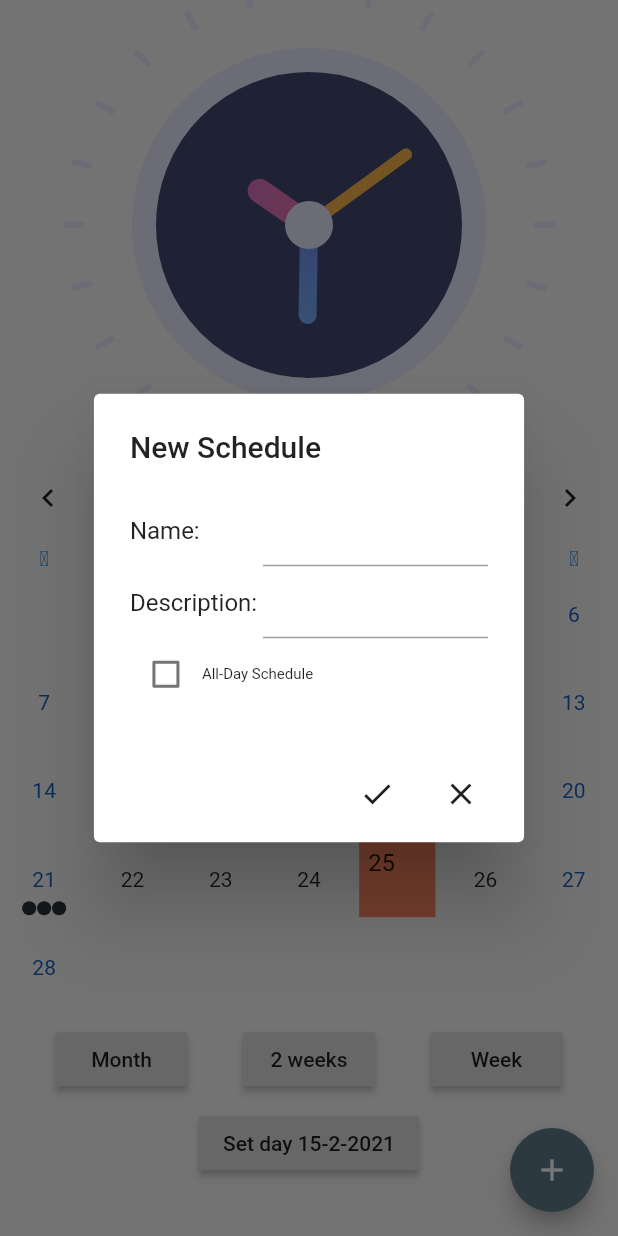
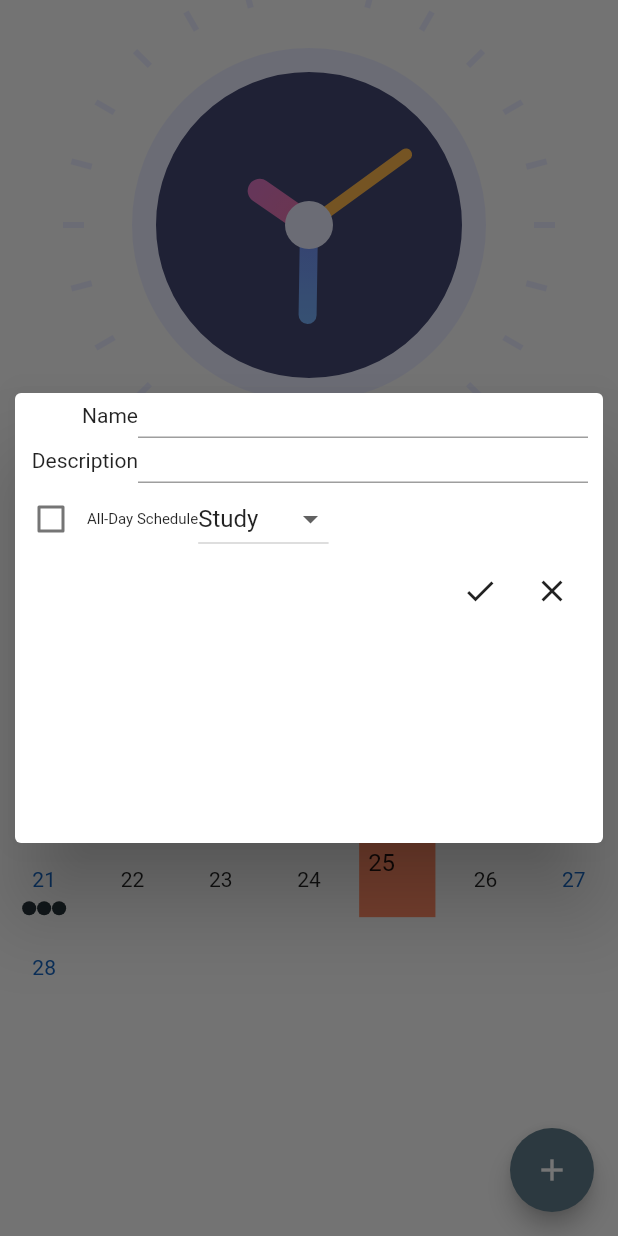
Before and after one commit to keo88/powerful-calendar-flutter, a Flutter app: the screen it shows after launch, after a tap on the "add" icon, on a phone screen of 412 x 824 dp. Run offline on Flutter 3.47's test engine with Material 2 defaults, Android fonts, the phone set to English and light mode, and no system bars; drawn by our look-alikes of table_calendar.

Commit message:
Added: - Added Types of the events, and implemented simple icon display for 'study' type. - Reworked on dialog which was for adding new events. It now has wider box and is more customizable.

```diff
--- a/lib/main.dart
+++ b/lib/main.dart
@@ -3,6 +3,7 @@
 
 import 'package:flutter/cupertino.dart';
 import 'package:flutter/material.dart';
+import 'package:flutter/rendering.dart';
 import 'package:intl/date_symbol_data_local.dart';
 import 'package:table_calendar/table_calendar.dart';
 import 'clock_view.dart';
@@ -16,8 +17,13 @@ final Map<DateTime, List> _holidays = {
   DateTime(2020, 4, 22): ['Easter Monday'],
 };
 
-enum EventTypes {
-  Study,
+final eventTypes = ['Study', 'WorkOut', 'Date', 'HangOut'];
+
+enum EventType {
+  study,
+  WorkOut,
+  Date,
+  HangOut,
 }
 
 class SingleEvent {
@@ -28,9 +34,9 @@ class SingleEvent {
     this.isallday,
   });
 
+  String type;
   String name;
   String description = 'No Description';
-  String type;
   bool isallday = false;
 }
 
@@ -149,34 +155,27 @@ class _MyHomePageState extends State<MyHomePage> with TickerProviderStateMixin {
     });
   }
 
-  void _onVisibleDaysChanged(
-      DateTime first, DateTime last, CalendarFormat format) {
+  void _onVisibleDaysChanged(DateTime first, DateTime last,
+      CalendarFormat format) {
     print('CALLBACK: _onVisibleDaysChanged');
   }
 
-  void _onCalendarCreated(
-      DateTime first, DateTime last, CalendarFormat format) {
+  void _onCalendarCreated(DateTime first, DateTime last,
+      CalendarFormat format) {
     print('CALLBACK: _onCalendarCreated');
   }
 
   @override
   Widget build(BuildContext context) {
     return Scaffold(
-      /*appBar: AppBar(
-        title: Text(widget.title),
-      ),*/
       body: ListView(
         children: <Widget>[
-          // Switch out 2 lines below to play with TableCalendar's settings
-          //-----------------------
-          //_buildTableCalendar(),
           ClockView(),
           _buildTableCalendarWithBuilders(),
           const SizedBox(height: 8.0),
           _buildButtons(),
           const SizedBox(height: 8.0),
           _buildEventList(),
-          //Expanded(child: _buildEventList()),
         ],
       ),
       floatingActionButton: FloatingActionButton(
@@ -184,33 +183,6 @@ class _MyHomePageState extends State<MyHomePage> with TickerProviderStateMixin {
             _createNewScheduleDialog(context);
           },
           child: Icon(Icons.add)),
-    );
-  }
-
-  // Simple TableCalendar configuration (using Styles)
-  Widget _buildTableCalendar() {
-    return TableCalendar(
-      calendarController: _calendarController,
-      events: _events,
-      holidays: _holidays,
-      startingDayOfWeek: StartingDayOfWeek.monday,
-      calendarStyle: CalendarStyle(
-        selectedColor: Colors.deepOrange[400],
-        todayColor: Colors.deepOrange[200],
-        markersColor: Colors.brown[700],
-        outsideDaysVisible: false,
-      ),
-      headerStyle: HeaderStyle(
-        formatButtonTextStyle:
-            TextStyle().copyWith(color: Colors.white, fontSize: 15.0),
-        formatButtonDecoration: BoxDecoration(
-          color: Colors.deepOrange[400],
-          borderRadius: BorderRadius.circular(16.0),
-        ),
-      ),
-      onDaySelected: _onDaySelected,
-      onVisibleDaysChanged: _onVisibleDaysChanged,
-      onCalendarCreated: _onCalendarCreated,
     );
   }
 
@@ -345,52 +317,9 @@ class _MyHomePageState extends State<MyHomePage> with TickerProviderStateMixin {
   }
 
   Widget _buildButtons() {
-    final dateTime = _events.keys.elementAt(_events.length - 2);
-
     return Column(
       children: <Widget>[
-        Row(
-          mainAxisSize: MainAxisSize.max,
-          mainAxisAlignment: MainAxisAlignment.spaceEvenly,
-          children: <Widget>[
-            RaisedButton(
-              child: Text('Month'),
-              onPressed: () {
-                setState(() {
-                  _calendarController.setCalendarFormat(CalendarFormat.month);
-                });
-              },
-            ),
-            RaisedButton(
-              child: Text('2 weeks'),
-              onPressed: () {
-                setState(() {
-                  _calendarController
-                      .setCalendarFormat(CalendarFormat.twoWeeks);
-                });
-              },
-            ),
-            RaisedButton(
-              child: Text('Week'),
-              onPressed: () {
-                setState(() {
-                  _calendarController.setCalendarFormat(CalendarFormat.week);
-                });
-              },
-            ),
-          ],
-        ),
-        const SizedBox(height: 8.0),
-        RaisedButton(
-          child: Text(
-              'Set day ${dateTime.day}-${dateTime.month}-${dateTime.year}'),
-          onPressed: () {
-            _calendarController.setSelectedDay(
-              DateTime(dateTime.year, dateTime.month, dateTime.day),
-              runCallback: true,
-            );
-          },
-        ),
+        SizedBox(height: 8.0),
       ],
     );
   }
@@ -411,72 +340,110 @@ class _MyHomePageState extends State<MyHomePage> with TickerProviderStateMixin {
     TextEditingController scheduleNameController = TextEditingController();
     TextEditingController scheduleDescriptionController =
     TextEditingController();
-    bool isAllDaySchedule = false;
+    bool _isAllDaySchedule = false;
+    var _selectedTypeValue = 'Study';
 
     return showDialog(
         context: context,
         builder: (context) {
           return StatefulBuilder(
               builder: (BuildContext context, StateSetter setState) {
-            return AlertDialog(
-                title: Text("New Schedule"),
-                content: SingleChildScrollView(
-                  child: Column(
-                    mainAxisSize: MainAxisSize.min,
+                return Dialog(
+                  backgroundColor: Colors.white,
+                  insetPadding: EdgeInsets.all(10),
+                  child: Stack(
+                    overflow: Overflow.visible,
+                    alignment: Alignment.center,
+                    children: <Widget>[
+                      Container(
+                        width: double.infinity,
+                        height: 300,
+                        decoration: BoxDecoration(
+                          borderRadius: BorderRadius.circular(10),
+                        ),
+                        child: ListView(
                           children: <Widget>[
                             Row(
                                 mainAxisSize: MainAxisSize.max,
-                          mainAxisAlignment: MainAxisAlignment.spaceBetween,
+                                mainAxisAlignment: MainAxisAlignment.end,
                                 children: <Widget>[
-                            Text("Name: "),
+                                  Text("Name"),
                                   SizedBox(
-                              width: 150.0,
+                                    width: 300,
+                                    height: 30,
                                     child: TextField(
                                       controller: scheduleNameController,
                                     ),
                                   ),
+                                  SizedBox(
+                                    width: 10,
+                                  ),
                                 ]),
                             Row(
                                 mainAxisSize: MainAxisSize.max,
-                          mainAxisAlignment: MainAxisAlignment.spaceBetween,
+                                mainAxisAlignment: MainAxisAlignment.end,
                                 children: <Widget>[
-                            Text("Description: "),
+                                  Text("Description"),
                                   SizedBox(
-                              width: 150.0,
+                                    width: 300,
+                                    height: 30,
                                     child: TextField(
                                       controller: scheduleDescriptionController,
                                     ),
+                                  ),
+                                  SizedBox(
+                                    width: 10,
                                   ),
                                 ]),
                             Row(
                               children: <Widget>[
                                 Checkbox(
-                              value: isAllDaySchedule,
+                                    value: _isAllDaySchedule,
                                     onChanged: (value) {
                                       setState(() {
-                                  isAllDaySchedule = !isAllDaySchedule;
-                                  print('checkbox clicked $isAllDaySchedule');
+                                        _isAllDaySchedule = !_isAllDaySchedule;
+                                        print(
+                                            'checkbox clicked $_isAllDaySchedule');
                                       });
                                     }),
                                 Text(
                                   'All-Day Schedule',
                                   style: TextStyle(fontSize: 10.0),
                                 ),
-                        ],
+                                DropdownButton(
+                                  value: _selectedTypeValue,
+                                  items: eventTypes.map((value) {
+                                    return DropdownMenuItem(
+                                      value: value,
+                                      child: Text(value),
+                                    );
+                                  }).toList(),
+                                  onChanged: (value) {
+                                    setState(() {
+                                      _selectedTypeValue = value;
+                                    });
+                                  },
                                 ),
                               ],
                             ),
-                ),
-                actions: <Widget>[
+                            Row(
+                              mainAxisAlignment: MainAxisAlignment.end,
+                              crossAxisAlignment: CrossAxisAlignment.end,
+                              children: <Widget>[
                                 _buildEventsListButton(Icon(Icons.check), () {
                                   setState(() {
-                      if (scheduleDescriptionController.text == '')
-                        scheduleDescriptionController.text = 'No Description';
-                      _events[_selectedDay] = _events[_selectedDay] ?? [];
+                                    if (scheduleDescriptionController.text ==
+                                        '')
+                                      scheduleDescriptionController.text =
+                                      'No Description';
+                                    _events[_selectedDay] =
+                                        _events[_selectedDay] ?? [];
                                     _events[_selectedDay].add(SingleEvent(
                                       name: scheduleNameController.text,
-                        description: scheduleDescriptionController.text,
-                        isallday: isAllDaySchedule,
+                                      description:
+                                      scheduleDescriptionController.text,
+                                      isallday: _isAllDaySchedule,
+                                      type: _selectedTypeValue,
                                     ));
                                   });
                                   Navigator.of(context).pop();
@@ -484,7 +451,14 @@ class _MyHomePageState extends State<MyHomePage> with TickerProviderStateMixin {
                                 _buildEventsListButton(Icon(Icons.clear), () {
                                   Navigator.of(context).pop();
                                 }),
-                ]);
+                              ],
+                            ),
+                          ],
+                        ),
+                      )
+                    ],
+                  ),
+                );
               });
         });
   }
@@ -494,6 +468,7 @@ class _MyHomePageState extends State<MyHomePage> with TickerProviderStateMixin {
       return Opacity(
         opacity: _listViewOpacity,
         child: Container(
+          padding: EdgeInsets.symmetric(horizontal: 10.0),
           decoration: BoxDecoration(
             color: Colors.white24,
             border: Border(top: BorderSide(color: Colors.grey)),
@@ -520,8 +495,15 @@ class _MyHomePageState extends State<MyHomePage> with TickerProviderStateMixin {
             ListView(
               shrinkWrap: true,
               physics: ClampingScrollPhysics(),
-              children: _selectedEvents
-                  .map((event) => Container(
+              children: _selectedEvents.map((event) {
+
+                Icon _eventIcon = Icon(Icons.schedule);
+
+                if (event.type == 'Study') {
+                  _eventIcon = Icon(Icons.menu_book_outlined);
+                }
+
+                return Container(
                   decoration: BoxDecoration(
                     border: Border(
                       bottom: BorderSide(color: Colors.grey),
@@ -531,13 +513,13 @@ class _MyHomePageState extends State<MyHomePage> with TickerProviderStateMixin {
                   margin: const EdgeInsets.symmetric(
                       horizontal: 8.0, vertical: 4.0),
                   child: ListTile(
-                          leading: Icon(Icons.schedule),
+                    leading: _eventIcon,
                     title: Text(event.name),
                     subtitle: Text(event.description ?? 'No Description'),
                     onTap: () => print('$event tapped!'),
                   ),
-                      ))
-                  .toList(),
+                );
+              }).toList(),
             ),
           ]),
         ),
```
Lines whose indentation alone changed are shown as unchanged.
